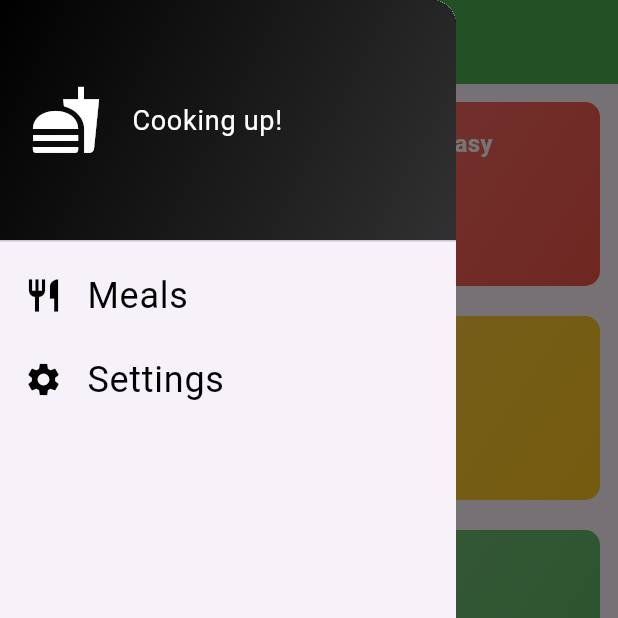
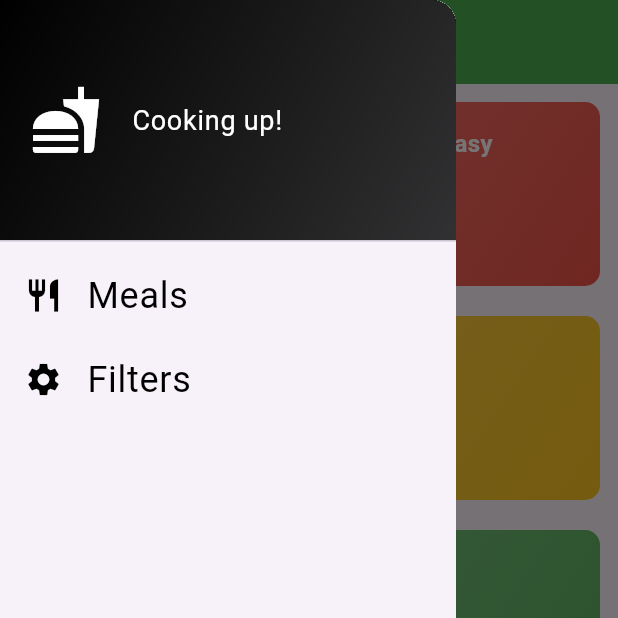
Before and after one commit to suhejbmorina99/flutter_mini_projects, a Flutter app: the screen it shows after launch, with the side drawer open, on a phone screen of 412 x 824 dp, the top half of it. Run offline on Flutter 3.47's test engine with Material 3 defaults, Android fonts, the phone set to English and light mode, and no system bars; our stand-ins replace google_fonts, transparent_image.

Commit message:
modify the drawer screen and functionality

```diff
--- a/meals_app/lib/screens/tabs.dart
+++ b/meals_app/lib/screens/tabs.dart
@@ -46,6 +46,13 @@ class _TabScreenState extends State<TabScreen> {
     });
   }
 
+  void _setScreenFromDrawer(String identifier) {
+    if (identifier == 'filters') {
+    } else {
+      Navigator.of(context).pop();
+    }
+  }
+
   @override
   Widget build(BuildContext context) {
     Widget activeScreen = Categories(
@@ -66,7 +73,7 @@ class _TabScreenState extends State<TabScreen> {
         title: Text(title),
         backgroundColor: Colors.green,
       ),
-      drawer: const MainDrawer(),
+      drawer: MainDrawer(onSelectScreen: _setScreenFromDrawer),
       body: activeScreen,
       bottomNavigationBar: BottomNavigationBar(
         onTap: _selectPage,
--- a/meals_app/lib/widgets/drawer.dart
+++ b/meals_app/lib/widgets/drawer.dart
@@ -1,7 +1,9 @@
 import 'package:flutter/material.dart';
 
 class MainDrawer extends StatelessWidget {
-  const MainDrawer({super.key});
+  const MainDrawer({super.key, required this.onSelectScreen});
+
+  final void Function(String identifier) onSelectScreen;
 
   @override
   Widget build(BuildContext context) {
@@ -32,29 +34,33 @@ class MainDrawer extends StatelessWidget {
               ],
             ),
           ),
-          const ListTile(
-            leading: Icon(
+          ListTile(
+            leading: const Icon(
               Icons.restaurant,
               size: 26,
               color: Colors.black,
             ),
-            title: Text(
+            title: const Text(
               'Meals',
               style: TextStyle(fontSize: 24, color: Colors.black),
             ),
-            // onTap: () {},
+            onTap: () {
+              onSelectScreen('meals');
+            },
           ),
-          const ListTile(
-            leading: Icon(
+          ListTile(
+            leading: const Icon(
               Icons.settings,
               size: 26,
               color: Colors.black,
             ),
-            title: Text(
-              'Settings',
+            title: const Text(
+              'Filters',
               style: TextStyle(fontSize: 24, color: Colors.black),
             ),
-            // onTap: () {},
+            onTap: () {
+              onSelectScreen('filters');
+            },
           )
         ],
       ),
```
